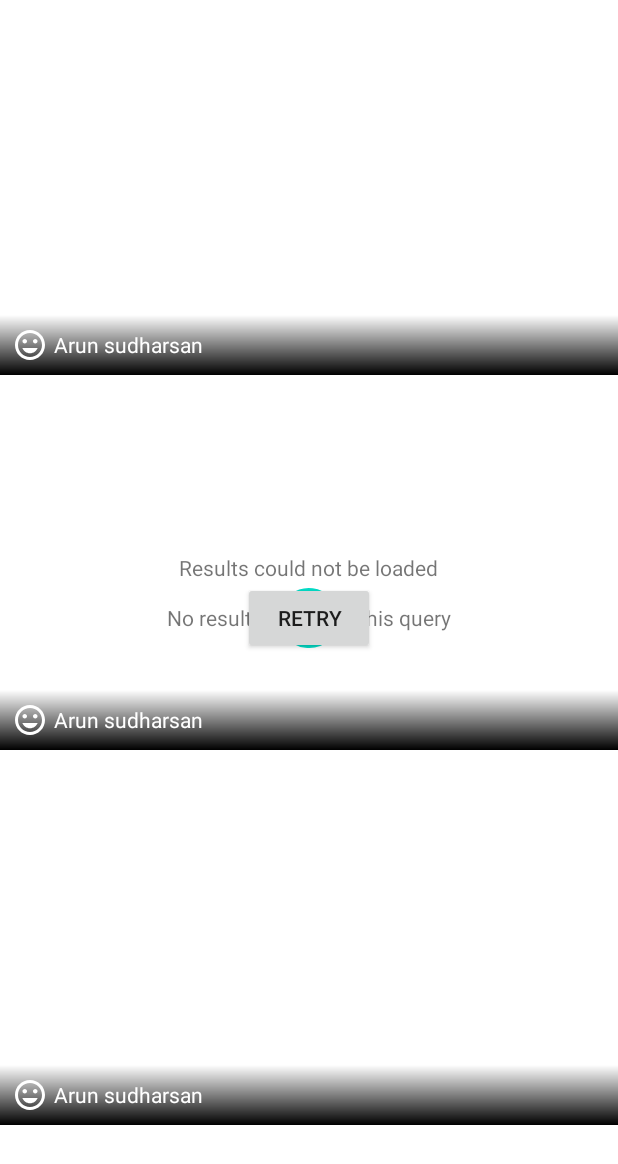
After one commit to Arunm619/infinite-scroll, an Android app: the layout fragment_gallery.xml on its own in the app's theme, with its tools: preview values and no code run, on a phone screen of 412 x 824 dp. The commit adds this screen. Shown: the top 1164 px of the screen. Run offline under Robolectric (Android 15) with nearby library versions, the phone set to English and light mode, and no system bars.

Commit message:
Layouts & Model Class - MVVM Image Search App with Architecture Components & Retrofit #2

```diff
--- /dev/null
+++ b/app/src/main/java/io/arunbuilds/infinite_scroll/UnsplashPhoto.kt
@@ -0,0 +1,30 @@
+package io.arunbuilds.infinite_scroll
+
+import android.os.Parcelable
+import kotlinx.android.parcel.Parcelize
+
+@Parcelize
+data class UnsplashPhoto(
+    val id: String,
+    val description: String?,
+    val urls: UnsplashPhotoUrls,
+    val user: UnsplashUser
+) : Parcelable {
+    @Parcelize
+    data class UnsplashPhotoUrls(
+        val raw: String,
+        val full: String,
+        val regular: String,
+        val small: String,
+        val thumb: String
+    ) : Parcelable
+
+    @Parcelize
+    data class UnsplashUser(
+        val name: String,
+        val username: String
+    ) : Parcelable {
+        val attributionUrl: String
+            get() = "https://unsplash.com/$username?utm_source=infinitescroll&utm_medium=referral"
+    }
+}
--- /dev/null
+++ b/app/src/main/res/drawable/gradient.xml
@@ -0,0 +1,9 @@
+<?xml version="1.0" encoding="utf-8"?>
+<shape xmlns:android="http://schemas.android.com/apk/res/android"
+    android:shape="rectangle">
+
+    <gradient
+        android:angle="270"
+        android:endColor="#000000"
+        android:startColor="#00FFFFFF" />
+</shape>
--- /dev/null
+++ b/app/src/main/res/drawable/ic_tag_faces.xml
@@ -0,0 +1,5 @@
+<vector android:height="24dp" android:tint="#FFFFFF"
+    android:viewportHeight="24" android:viewportWidth="24"
+    android:width="24dp" xmlns:android="http://schemas.android.com/apk/res/android">
+    <path android:fillColor="@android:color/white" android:pathData="M11.99,2C6.47,2 2,6.48 2,12s4.47,10 9.99,10C17.52,22 22,17.52 22,12S17.52,2 11.99,2zM12,20c-4.42,0 -8,-3.58 -8,-8s3.58,-8 8,-8 8,3.58 8,8 -3.58,8 -8,8zM15.5,11c0.83,0 1.5,-0.67 1.5,-1.5S16.33,8 15.5,8 14,8.67 14,9.5s0.67,1.5 1.5,1.5zM8.5,11c0.83,0 1.5,-0.67 1.5,-1.5S9.33,8 8.5,8 7,8.67 7,9.5 7.67,11 8.5,11zM12,17.5c2.33,0 4.31,-1.46 5.11,-3.5L6.89,14c0.8,2.04 2.78,3.5 5.11,3.5z"/>
+</vector>
--- /dev/null
+++ b/app/src/main/res/layout/fragment_gallery.xml
@@ -0,0 +1,50 @@
+<?xml version="1.0" encoding="utf-8"?>
+<RelativeLayout xmlns:android="http://schemas.android.com/apk/res/android"
+    xmlns:app="http://schemas.android.com/apk/res-auto"
+    xmlns:tools="http://schemas.android.com/tools"
+    android:layout_width="match_parent"
+    android:layout_height="match_parent">
+
+    <ProgressBar
+        android:id="@+id/progress_bar"
+        android:layout_width="wrap_content"
+        android:layout_height="wrap_content"
+        android:layout_centerInParent="true"
+        android:visibility="gone"
+        tools:visibility="visible" />
+
+    <androidx.recyclerview.widget.RecyclerView
+        android:id="@+id/recycler_view"
+        android:layout_width="match_parent"
+        android:layout_height="match_parent"
+        app:layoutManager="androidx.recyclerview.widget.LinearLayoutManager"
+        tools:listitem="@layout/item_unspash_photo" />
+
+    <androidx.appcompat.widget.AppCompatTextView
+        android:id="@+id/text_view_error"
+        android:layout_width="wrap_content"
+        android:layout_height="wrap_content"
+        android:layout_above="@id/button_retry"
+        android:layout_centerHorizontal="true"
+        android:text="@string/results_could_not_be_loaded"
+        android:visibility="gone"
+        tools:visibility="visible" />
+
+    <androidx.appcompat.widget.AppCompatButton
+        android:id="@+id/button_retry"
+        android:layout_width="wrap_content"
+        android:layout_height="wrap_content"
+        android:layout_centerInParent="true"
+        android:text="@string/retry"
+        android:visibility="gone"
+        tools:visibility="visible" />
+
+    <androidx.appcompat.widget.AppCompatTextView
+        android:id="@+id/text_view_empty"
+        android:layout_width="wrap_content"
+        android:layout_centerInParent="true"
+        android:layout_height="wrap_content"
+        android:text="@string/no_results_found_for_this_query"
+        android:visibility="gone"
+        tools:visibility="visible" />
+</RelativeLayout>
--- /dev/null
+++ b/app/src/main/res/layout/item_unspash_photo.xml
@@ -0,0 +1,32 @@
+<?xml version="1.0" encoding="utf-8"?>
+<RelativeLayout xmlns:android="http://schemas.android.com/apk/res/android"
+    xmlns:app="http://schemas.android.com/apk/res-auto"
+    xmlns:tools="http://schemas.android.com/tools"
+    android:layout_width="match_parent"
+    android:layout_height="@dimen/dp250">
+
+
+    <androidx.appcompat.widget.AppCompatImageView
+        android:id="@+id/image_view"
+        android:layout_width="match_parent"
+        android:layout_height="match_parent" />
+
+    <View
+        android:layout_width="match_parent"
+        android:layout_height="@dimen/dp40"
+        android:layout_alignBottom="@id/image_view"
+        android:background="@drawable/gradient" />
+
+    <androidx.appcompat.widget.AppCompatTextView
+        android:layout_width="wrap_content"
+        android:layout_height="wrap_content"
+        android:layout_alignBottom="@id/image_view"
+        android:layout_margin="@dimen/dp8"
+        android:drawablePadding="@dimen/dp4"
+        android:ellipsize="end"
+        android:gravity="center_vertical"
+        android:maxLines="1"
+        android:textColor="#FFF"
+        app:drawableStartCompat="@drawable/ic_tag_faces"
+        tools:text="Arun sudharsan" />
+</RelativeLayout>
--- /dev/null
+++ b/app/src/main/res/values/dimens.xml
@@ -0,0 +1,7 @@
+<?xml version="1.0" encoding="utf-8"?>
+<resources>
+    <dimen name="dp250">250dp</dimen>
+    <dimen name="dp40">40dp</dimen>
+    <dimen name="dp8">8dp</dimen>
+    <dimen name="dp4">4dp</dimen>
+</resources>
--- a/app/src/main/res/values/strings.xml
+++ b/app/src/main/res/values/strings.xml
@@ -1,3 +1,6 @@
 <resources>
     <string name="app_name">infinite-scroll</string>
+    <string name="retry">Retry</string>
+    <string name="results_could_not_be_loaded">Results could not be loaded</string>
+    <string name="no_results_found_for_this_query">No results found for this query</string>
 </resources>
```
